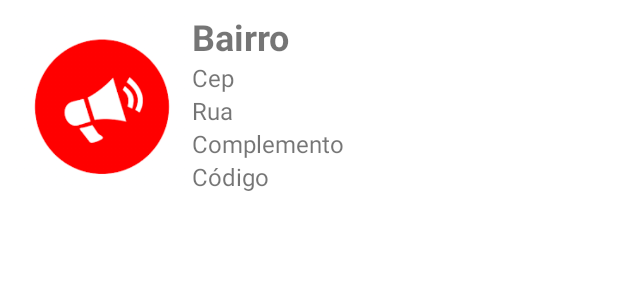
After one commit to Queila-Souto/Projeto_Zera_Dengue, an Android app: the layout denounce_item.xml on its own in the app's theme, with its tools: preview values and no code run, on a phone screen of 412 x 824 dp. The commit adds this screen. Shown: the top 300 px of the screen. Run offline under Robolectric (Android 15) with nearby library versions, the phone set to English and light mode, and no system bars.

```diff
--- /dev/null
+++ b/app/src/main/res/layout/denounce_item.xml
@@ -0,0 +1,64 @@
+<?xml version="1.0" encoding="utf-8"?>
+<androidx.constraintlayout.widget.ConstraintLayout xmlns:android="http://schemas.android.com/apk/res/android"
+    xmlns:app="http://schemas.android.com/apk/res-auto"
+    android:layout_width="match_parent"
+    android:layout_height="match_parent">
+
+    <ImageView
+        android:id="@+id/imagedenounce"
+        android:layout_width="120dp"
+        android:layout_height="120dp"
+        android:src="@drawable/denuncia"
+        android:layout_margin="8dp"
+        app:layout_constraintStart_toStartOf="parent"
+        app:layout_constraintTop_toTopOf="parent" />
+
+    <TextView
+        android:id="@+id/itemtitle"
+        android:layout_width="wrap_content"
+        android:layout_height="wrap_content"
+        android:text="Bairro"
+        android:textStyle="bold"
+        android:textSize="24dp"
+        app:layout_constraintStart_toEndOf="@+id/imagedenounce"
+        app:layout_constraintTop_toTopOf="@+id/imagedenounce" />
+
+    <TextView
+        android:id="@+id/labelcep"
+        android:layout_width="wrap_content"
+        android:layout_height="wrap_content"
+        android:text="Cep"
+        android:textSize="16dp"
+        app:layout_constraintStart_toEndOf="@+id/imagedenounce"
+        app:layout_constraintTop_toBottomOf="@+id/itemtitle" />
+
+    <TextView
+        android:id="@+id/labelstreet"
+        android:layout_width="wrap_content"
+        android:layout_height="wrap_content"
+        android:text="Rua"
+        android:textSize="16dp"
+        app:layout_constraintStart_toEndOf="@+id/imagedenounce"
+        app:layout_constraintTop_toBottomOf="@+id/labelcep" />
+
+    <TextView
+        android:id="@+id/labelcomplement"
+        android:layout_width="wrap_content"
+        android:layout_height="wrap_content"
+        android:text="Complemento"
+        android:textSize="16dp"
+        app:layout_constraintStart_toEndOf="@+id/imagedenounce"
+        app:layout_constraintTop_toBottomOf="@+id/labelstreet" />
+
+    <TextView
+        android:id="@+id/labelid"
+        android:layout_width="wrap_content"
+        android:layout_height="wrap_content"
+        android:text="Código"
+        android:textSize="16dp"
+        app:layout_constraintStart_toEndOf="@+id/imagedenounce"
+        app:layout_constraintTop_toBottomOf="@+id/labelcomplement" />
+
+
+
+</androidx.constraintlayout.widget.ConstraintLayout>
```
Also changed, not shown: app/src/main/java/com/example/projetozeradengue/datamodel/AdapterDenounces.java (+24 -11 lines), app/src/main/java/com/example/projetozeradengue/view/fragments/MyDenounces.java (+19 -52 lines), app/src/main/res/drawable/denuncia.png (added).
